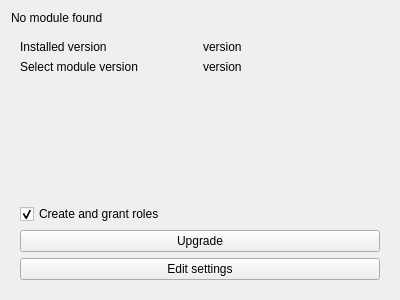
First picture: the form in oqtopus/ui/module_widget.ui, repository ponceta/oqtopus, before the edit.
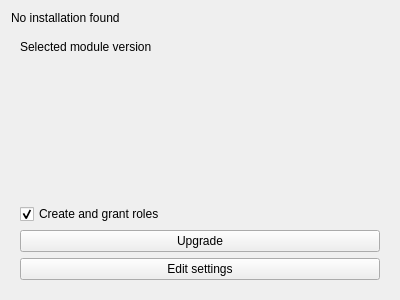
Second picture: the form after the edit. Custom widgets are drawn as their Qt base class.

Commit message: correctly display info of modules

What changed in the file:
```diff
--- a/oqtopus/ui/module_widget.ui
+++ b/oqtopus/ui/module_widget.ui
@@ -17,11 +17,11 @@
    <item row="0" column="0">
     <widget class="QLabel" name="moduleInfo_label">
      <property name="text">
-      <string>No module found</string>
+      <string>No installation found</string>
      </property>
     </widget>
    </item>
-   <item row="1" column="0">
+   <item row="1" column="0" colspan="2">
     <widget class="QStackedWidget" name="moduleInfo_stackedWidget">
      <property name="currentIndex">
       <number>1</number>
@@ -100,13 +100,6 @@
      </widget>
      <widget class="QWidget" name="moduleInfo_stackedWidget_pageUpgrade">
       <layout class="QGridLayout" name="gridLayout_10">
-       <item row="0" column="0">
-        <widget class="QLabel" name="label_12">
-         <property name="text">
-          <string>Installed version</string>
-         </property>
-        </widget>
-       </item>
        <item row="2" column="0">
         <spacer name="verticalSpacer_4">
          <property name="orientation">
@@ -127,24 +120,13 @@
          </property>
         </widget>
        </item>
-       <item row="0" column="1">
-        <widget class="QLabel" name="installed_version_label">
+       <item row="3" column="0">
+        <widget class="QCheckBox" name="db_parameters_CreateAndGrantRoles_upgrade_checkBox">
          <property name="text">
-          <string>version</string>
+          <string>Create and grant roles</string>
          </property>
-        </widget>
-       </item>
-       <item row="1" column="0">
-        <widget class="QLabel" name="label">
-         <property name="text">
-          <string>Select module version</string>
-         </property>
-        </widget>
-       </item>
-       <item row="1" column="1">
-        <widget class="QLabel" name="selected_version_label">
-         <property name="text">
-          <string>version</string>
+         <property name="checked">
+          <bool>true</bool>
          </property>
         </widget>
        </item>
@@ -155,13 +137,10 @@
          </property>
         </widget>
        </item>
-       <item row="3" column="0">
-        <widget class="QCheckBox" name="db_parameters_CreateAndGrantRoles_upgrade_checkBox">
+       <item row="0" column="0">
+        <widget class="QLabel" name="moduleInfo_selected_label">
          <property name="text">
-          <string>Create and grant roles</string>
-         </property>
-         <property name="checked">
-          <bool>true</bool>
+          <string>Selected module version</string>
          </property>
         </widget>
        </item>
```
Left out of the diff: 2 changed lines with no effect on the pictures. The commit also changes 1 other file.
